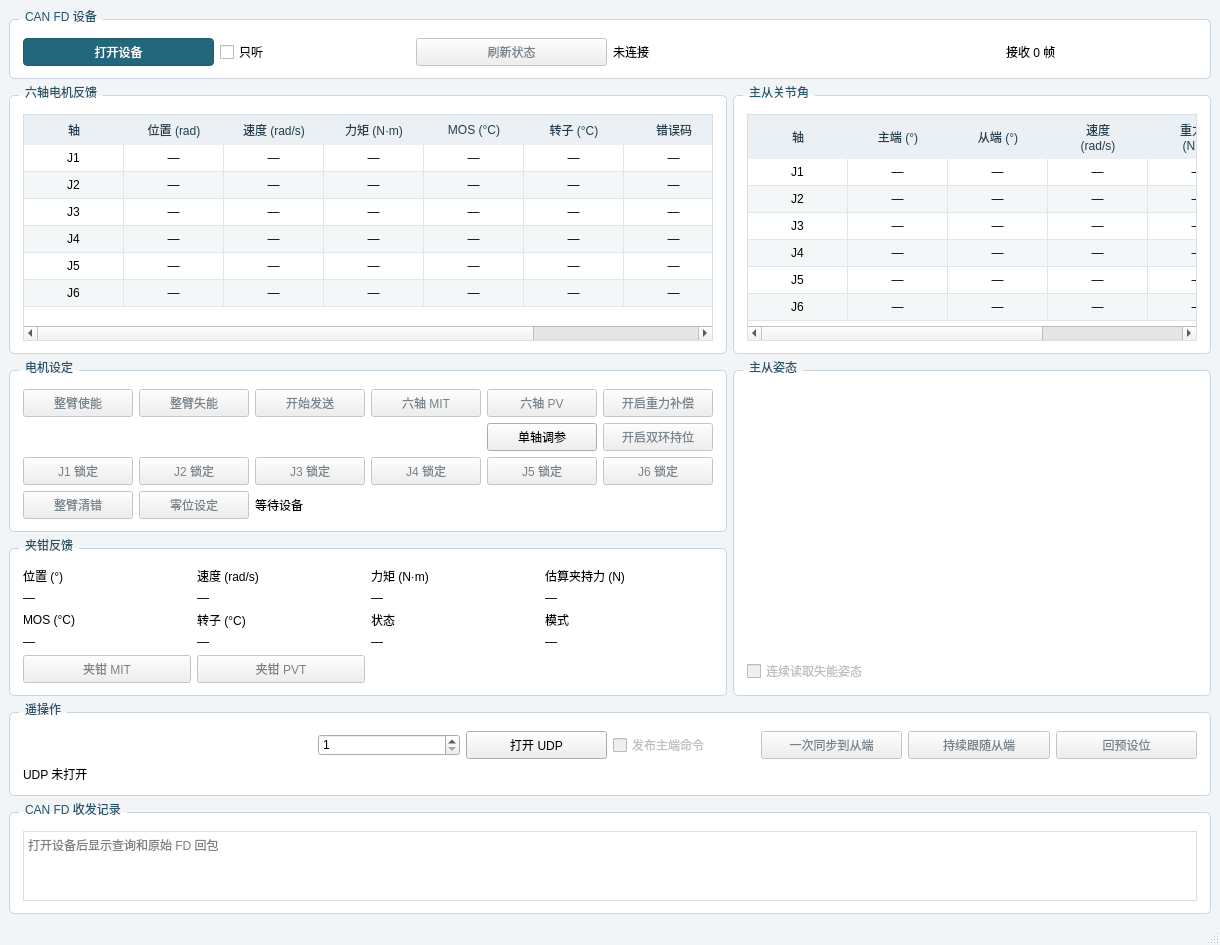
HG731GZ/DMArm-python, file Form1.ui: the form before one commit.
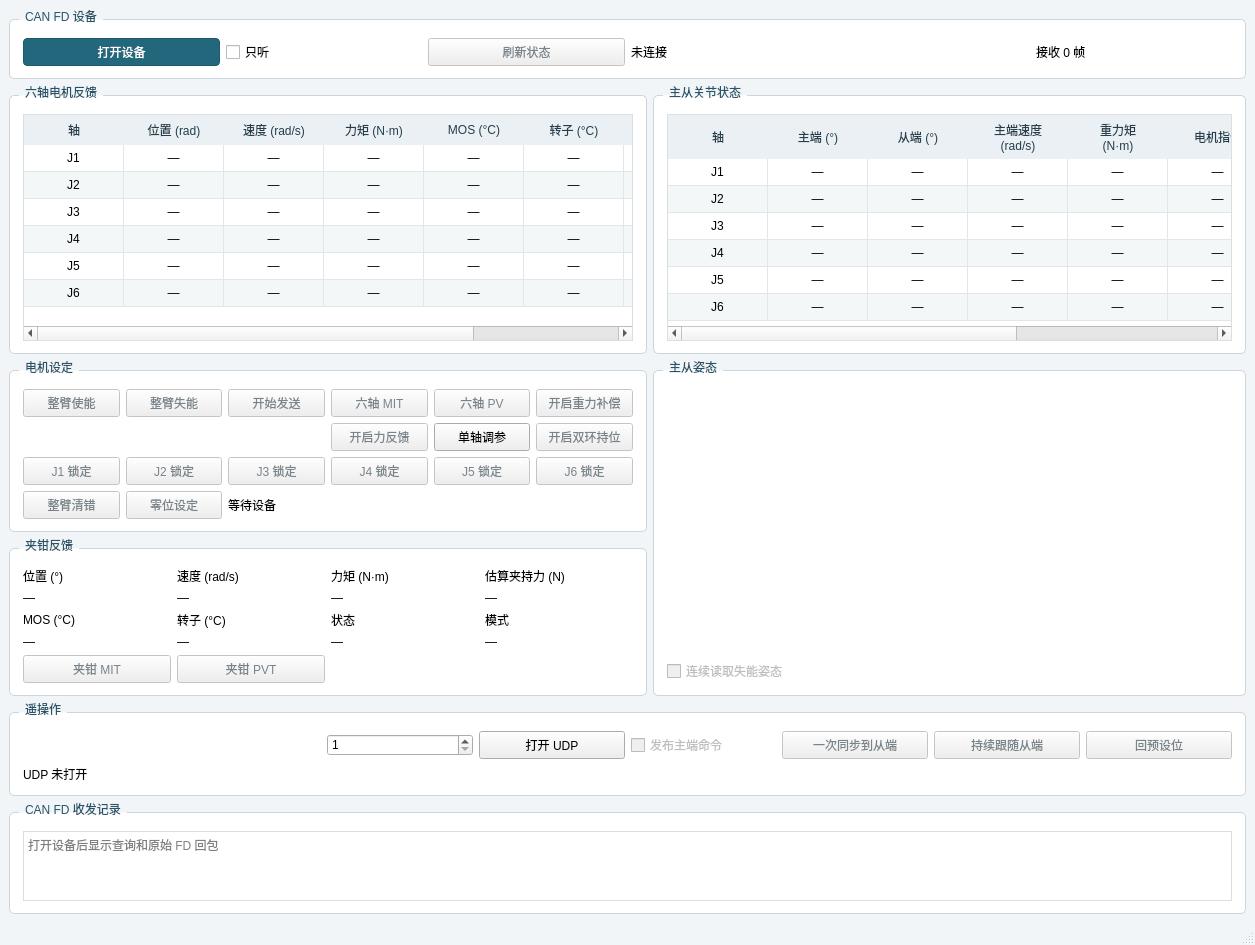
The form after the commit. Custom widgets are drawn as their Qt base class.

Commit message: 初步测试关节回放力反馈

Patch:
```diff
--- a/Form1.ui
+++ b/Form1.ui
@@ -548,12 +548,12 @@
       <item row="0" column="1">
        <widget class="QGroupBox" name="anglesGroup">
         <property name="title">
-         <string>主从关节角</string>
+         <string>主从关节状态</string>
         </property>
         <layout class="QVBoxLayout" name="anglesGroupLayout">
          <item>
           <widget class="QTableWidget" name="anglesTable">
-           <property name="minimumSize"><size><width>445</width><height>227</height></size></property>
+           <property name="minimumSize"><size><width>565</width><height>227</height></size></property>
            <property name="editTriggers">
             <set>QAbstractItemView::NoEditTriggers</set>
            </property>
@@ -590,11 +590,15 @@
              <string>从端 (°)</string>
             </property>
            </column>
-           <column><property name="text"><string>速度
+           <column><property name="text"><string>主端速度
 (rad/s)</string></property></column>
            <column><property name="text"><string>重力矩
 (N·m)</string></property></column>
            <column><property name="text"><string>电机指令</string></property><property name="toolTip"><string>PV 显示原始电机目标角（rad），MIT 显示实际下发的总力矩（N·m）。持位时悬停可查看双环计算和限幅。</string></property></column>
+           <column><property name="text"><string>从端速度
+(rad/s)</string></property><property name="toolTip"><string>从端回传的关节实际速度。</string></property></column>
+           <column><property name="text"><string>从端净力矩
+(N·m)</string></property><property name="toolTip"><string>从端回传的净驱动力矩。该轴回传 NaN 时显示“无效”。</string></property></column>
            <item row="0" column="0">
             <property name="text">
              <string>J1</string>
@@ -757,6 +761,18 @@
            <item row="3" column="5"><property name="text"><string>—</string></property><property name="textAlignment"><set>Qt::AlignCenter</set></property></item>
            <item row="4" column="5"><property name="text"><string>—</string></property><property name="textAlignment"><set>Qt::AlignCenter</set></property></item>
            <item row="5" column="5"><property name="text"><string>—</string></property><property name="textAlignment"><set>Qt::AlignCenter</set></property></item>
+           <item row="0" column="6"><property name="text"><string>—</string></property><property name="textAlignment"><set>Qt::AlignCenter</set></property></item>
+           <item row="0" column="7"><property name="text"><string>—</string></property><property name="textAlignment"><set>Qt::AlignCenter</set></property></item>
+           <item row="1" column="6"><property name="text"><string>—</string></property><property name="textAlignment"><set>Qt::AlignCenter</set></property></item>
+           <item row="1" column="7"><property name="text"><string>—</string></property><property name="textAlignment"><set>Qt::AlignCenter</set></property></item>
+           <item row="2" column="6"><property name="text"><string>—</string></property><property name="textAlignment"><set>Qt::AlignCenter</set></property></item>
+           <item row="2" column="7"><property name="text"><string>—</string></property><property name="textAlignment"><set>Qt::AlignCenter</set></property></item>
+           <item row="3" column="6"><property name="text"><string>—</string></property><property name="textAlignment"><set>Qt::AlignCenter</set></property></item>
+           <item row="3" column="7"><property name="text"><string>—</string></property><property name="textAlignment"><set>Qt::AlignCenter</set></property></item>
+           <item row="4" column="6"><property name="text"><string>—</string></property><property name="textAlignment"><set>Qt::AlignCenter</set></property></item>
+           <item row="4" column="7"><property name="text"><string>—</string></property><property name="textAlignment"><set>Qt::AlignCenter</set></property></item>
+           <item row="5" column="6"><property name="text"><string>—</string></property><property name="textAlignment"><set>Qt::AlignCenter</set></property></item>
+           <item row="5" column="7"><property name="text"><string>—</string></property><property name="textAlignment"><set>Qt::AlignCenter</set></property></item>
           </widget>
          </item>
         </layout>
@@ -768,6 +784,13 @@
          <string>电机设定</string>
         </property>
         <layout class="QGridLayout" name="motorGroupLayout">
+         <item row="1" column="3">
+          <widget class="QPushButton" name="forceFeedbackButton">
+           <property name="enabled"><bool>false</bool></property>
+           <property name="text"><string>开启力反馈</string></property>
+           <property name="toolTip"><string>六轴 MIT 重力补偿期间，将从端关节净驱动力矩逐轴缩小、反向并限幅后叠加到主端。无效轴的反馈分量为零。</string></property>
+          </widget>
+         </item>
          <item row="1" column="4">
           <widget class="QPushButton" name="pidTuneButton">
            <property name="text"><string>单轴调参</string></property>
```
Left out of the diff: 2 changed lines with no effect on the pictures. The commit also changes 5 other files.
